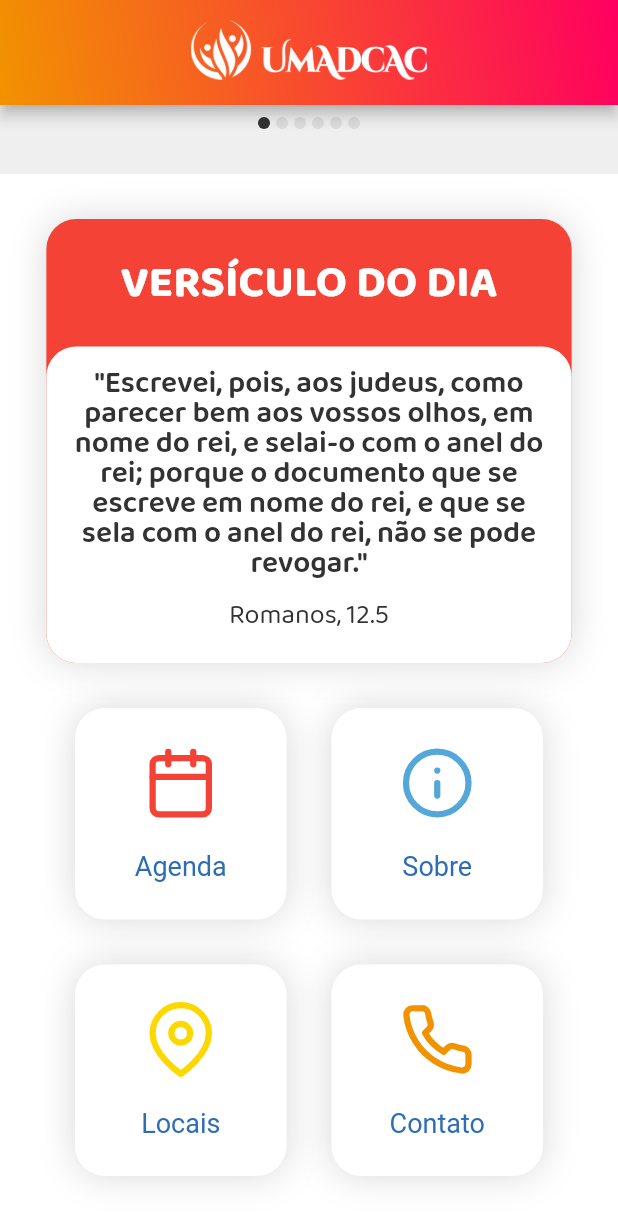
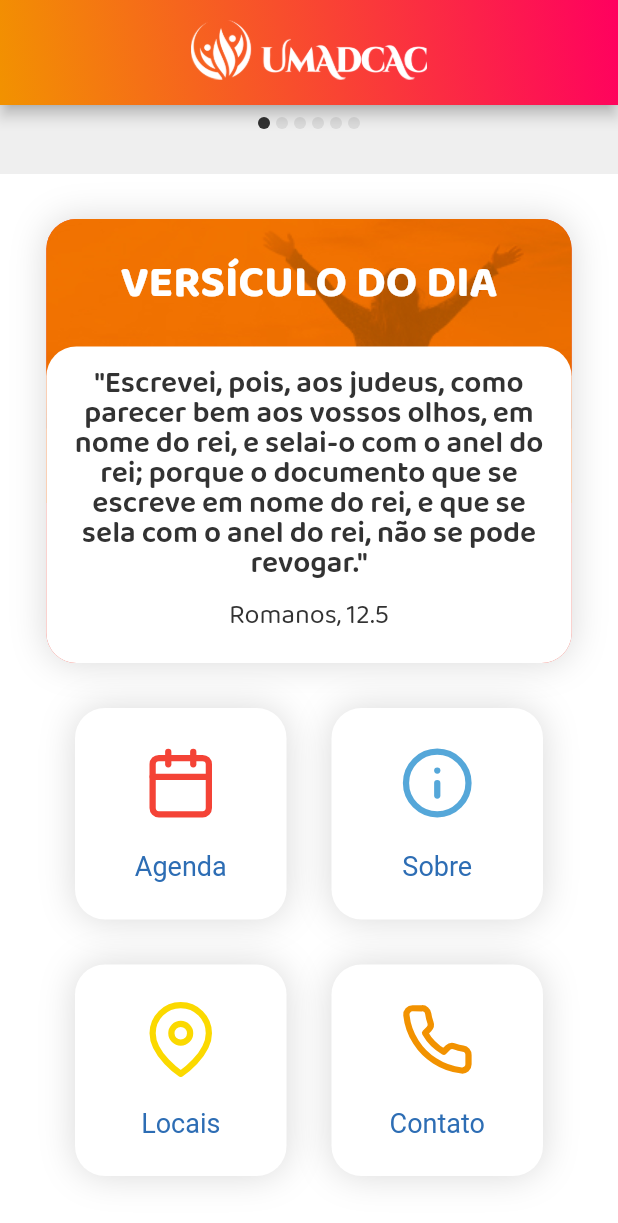
Before and after one commit to Janilso/juventude_umadcac_app, a Flutter app: the screen it shows after launch, scrolled down 248 dp, on a phone screen of 412 x 824 dp. Shown: the top 1223 px of the screen. Run offline on Flutter 3.47's test engine with Material 2 defaults, Android fonts, the phone set to English and light mode, and no system bars; our stand-ins replace carousel_slider, flutter_icons, package_info, photo_view, sliding_up_panel, table_calendar; missing offline and left inert: scroll_shadow_container; network calls fail.

Commit message:
Ajsute card versículo do dia

```diff
--- a/lib/components/versicle_day.dart
+++ b/lib/components/versicle_day.dart
@@ -2,6 +2,8 @@ import 'package:flutter/cupertino.dart';
 import 'package:flutter/material.dart';
 import 'package:juventude_umadcac_app/theme/style.dart';
 import 'package:juventude_umadcac_app/theme/text_style.dart';
+import 'package:juventude_umadcac_app/utils/imagens.dart';
+
 class VersicleDay extends StatelessWidget {
   @override
   Widget build(BuildContext context) {
@@ -14,6 +16,11 @@ class VersicleDay extends StatelessWidget {
             decoration: BoxDecoration(
                 borderRadius: BorderRadius.all(Radius.circular(20)),
                 color: Colors.red,
+                image: DecorationImage(
+                  image: AssetImage(ImagesAssets.imageVersicle),
+                  fit: BoxFit.contain,
+                  alignment: FractionalOffset.topCenter,
+                ),
                 boxShadow: [
                   BoxShadow(color: shadowBlack, blurRadius: 20, spreadRadius: 0)
                 ]),
--- a/lib/screens/home.dart
+++ b/lib/screens/home.dart
@@ -35,9 +35,7 @@ class _HomeScreamState extends State<HomeScream> {
             Container(
               padding: EdgeInsets.only(top: 30, bottom: 20),
               color: bgSlider,
-              child: CarouselImages(
-                images: imgList,
-              ),
+              child: CarouselImages(images: imgList),
             ),
             VersicleDay(),
             Center(
```
